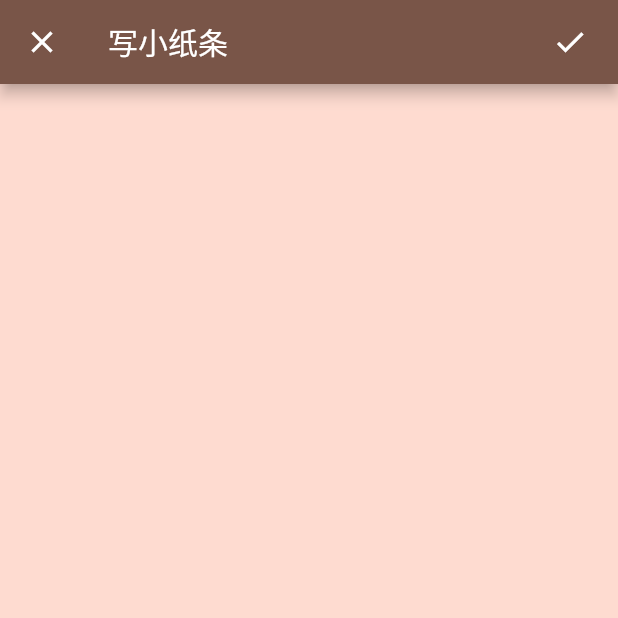
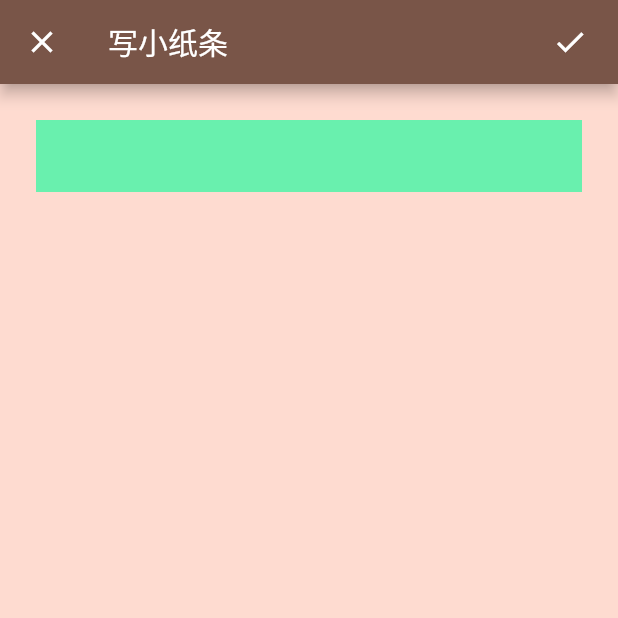
Before and after one commit to TomassMaximum/Benben, a Flutter app: the InsertPage screen opened directly, on a phone screen of 412 x 824 dp, the top half of it. Run offline on Flutter 3.47's test engine with Material 2 defaults, Android fonts, the light colour scheme and no system bars.

Commit message:
添加基本数据结构，尝试添加输入行

```diff
--- a/lib/edit/insert_page.dart
+++ b/lib/edit/insert_page.dart
@@ -1,3 +1,4 @@
+import 'package:benben/edit/number_input.dart';
 import 'package:flutter/material.dart';
 
 class InsertPage extends StatelessWidget {
@@ -20,7 +21,13 @@ class InsertPage extends StatelessWidget {
       ),
       body: Container(
         color: const Color(0xfffedbd0),
-
+        alignment: Alignment.topCenter,
+        padding: const EdgeInsets.only(left: 24, top: 24, right: 24),
+        child: Column(
+          children: [
+            Container(color: Colors.greenAccent, child: const NumberInput())
+          ],
+        ),
       ),
     );
   }
--- /dev/null
+++ b/lib/edit/number_input.dart
@@ -0,0 +1,43 @@
+import 'package:flutter/material.dart';
+
+class NumberInput extends StatelessWidget {
+  const NumberInput({Key? key}) : super(key: key);
+
+  @override
+  Widget build(BuildContext context) {
+    return Row(
+      mainAxisAlignment: MainAxisAlignment.center,
+      crossAxisAlignment: CrossAxisAlignment.center,
+      children: [
+        Container(
+          alignment: Alignment.center,
+          width: 120,
+          height: 48,
+          child: EditableText(
+              controller: TextEditingController(),
+              focusNode: FocusNode(),
+              style: const TextStyle(fontSize: 20,color: Colors.brown),
+              cursorColor: Colors.black12,
+              backgroundCursorColor: Colors.greenAccent
+          ),
+        ),
+        const SizedBox(
+          width: 40,
+        ),
+        Container(
+          alignment: Alignment.center,
+          width: 120,
+          height: 48,
+          child: EditableText(
+              controller: TextEditingController(),
+              focusNode: FocusNode(),
+              style: const TextStyle(fontSize: 20,color: Colors.brown),
+              cursorColor: Colors.black12,
+              backgroundCursorColor: Colors.greenAccent
+          ),
+        ),
+      ],
+    );
+  }
+
+}
```
Also changed, not shown: lib/models/note_data.dart (added, +39 -0 lines).
